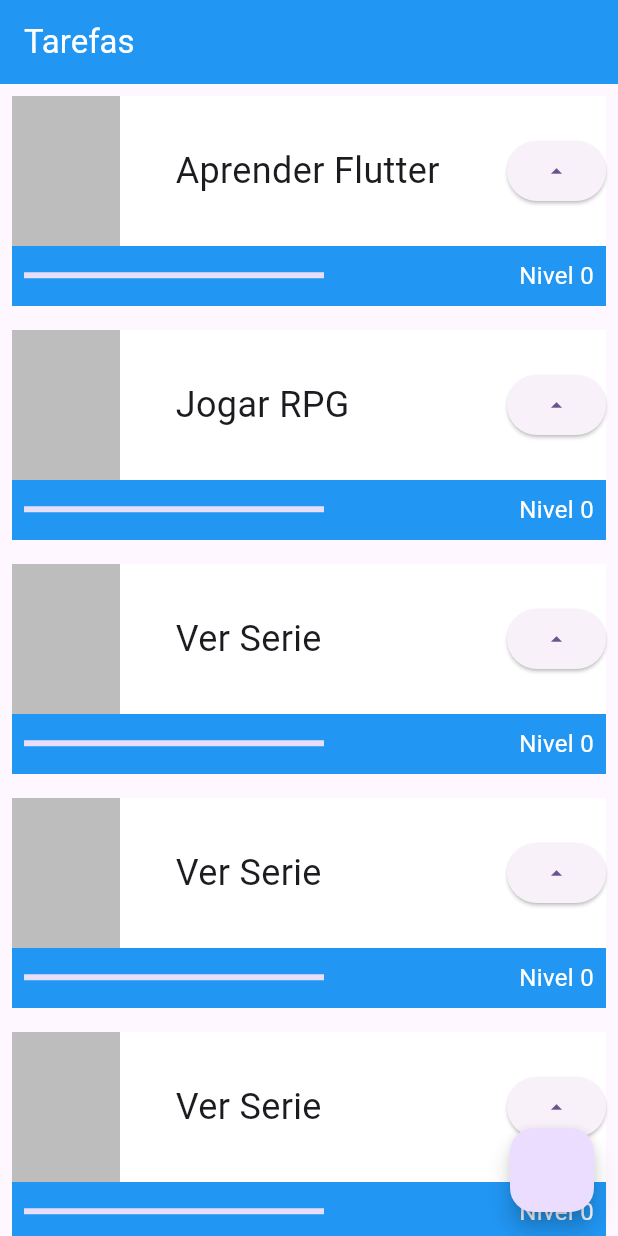
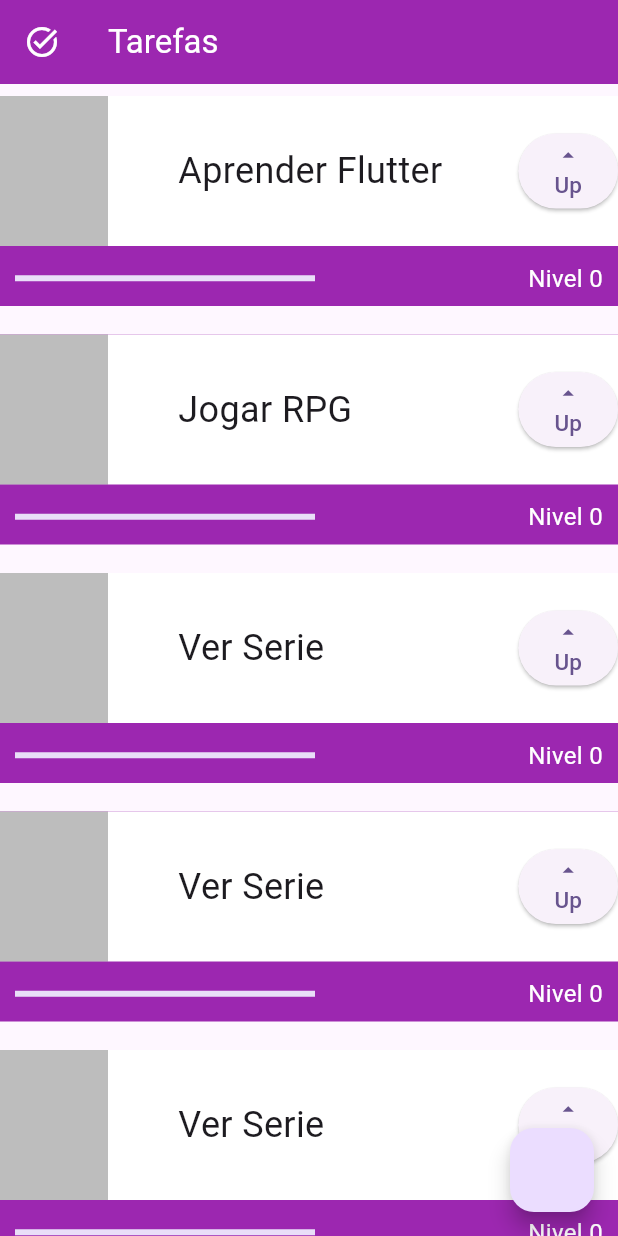
Before and after one commit to RaphaelNCP/flutter_task_organizer, a Flutter app: the screen it shows after launch, on a phone screen of 412 x 824 dp. Run offline on Flutter 3.47's test engine with Material 2 defaults, Android fonts, the phone set to English and light mode, and no system bars.

Commit message:
Style changes

```diff
--- a/lib/main.dart
+++ b/lib/main.dart
@@ -17,7 +17,8 @@ class MyApp extends StatelessWidget {
       ),
       home: Scaffold(
         appBar: AppBar(
-          backgroundColor: Colors.blue,
+          leading: const Icon(Icons.task_alt_outlined),
+          backgroundColor: Colors.purple,
           foregroundColor: Colors.white,
           title: const Text("Tarefas"),
         ),
@@ -54,10 +55,10 @@ class _TaskState extends State<Task> {
   @override
   Widget build(BuildContext context) {
     return Padding(
-      padding: const EdgeInsets.all(8.0),
+      padding: const EdgeInsets.only(top: 8, bottom: 8),
       child: Stack(
         children: [
-          Container(color: Colors.blue, height: 140),
+          Container(color: Colors.purple, height: 140),
           Column(
             children: [
               Container(
@@ -74,7 +75,7 @@ class _TaskState extends State<Task> {
                       SizedBox(
                         width: 200,
                         child: Padding(
-                          padding: const EdgeInsets.all(8.0),
+                          padding: const EdgeInsets.all(10.0),
                           child: Text(
                             widget.nome,
                             style: const TextStyle(
@@ -84,30 +85,40 @@ class _TaskState extends State<Task> {
                           ),
                         ),
                       ),
-                      ElevatedButton(
-                          onPressed: () {
-                            setState(() {
-                              nivel++;
-                            });
-                          },
-                          child: const Icon(Icons.arrow_drop_up))
+                      SizedBox(
+                        height: 50,
+                        child: ElevatedButton(
+                            onPressed: () {
+                              setState(() {
+                                nivel++;
+                              });
+                            },
+                            child: const Column(
+                              mainAxisAlignment: MainAxisAlignment.center,
+                              crossAxisAlignment: CrossAxisAlignment.center,
+                              children: [
+                                Icon(Icons.arrow_drop_up,),
+                                Text("Up", style: TextStyle(fontSize: 15),)
+                              ],
+                            )),
+                      )
                     ]),
               ),
               Row(
                 mainAxisAlignment: MainAxisAlignment.spaceBetween,
                 children: [
                   Padding(
-                    padding: const EdgeInsets.all(8.0),
-                    child: Container(
+                    padding: const EdgeInsets.all(10.0),
+                    child: SizedBox(
                       width: 200,
                       child: LinearProgressIndicator(
-                        color: Colors.amberAccent,
+                        color: const Color.fromARGB(255, 77, 255, 64),
                         value: nivel/10,
                       ),
                     ),
                   ),
                   Padding(
-                    padding: const EdgeInsets.all(8.0),
+                    padding: const EdgeInsets.all(10.0),
                     child: Text(
                       "Nivel $nivel",
                       style: const TextStyle(color: Colors.white, fontSize: 16),
```
